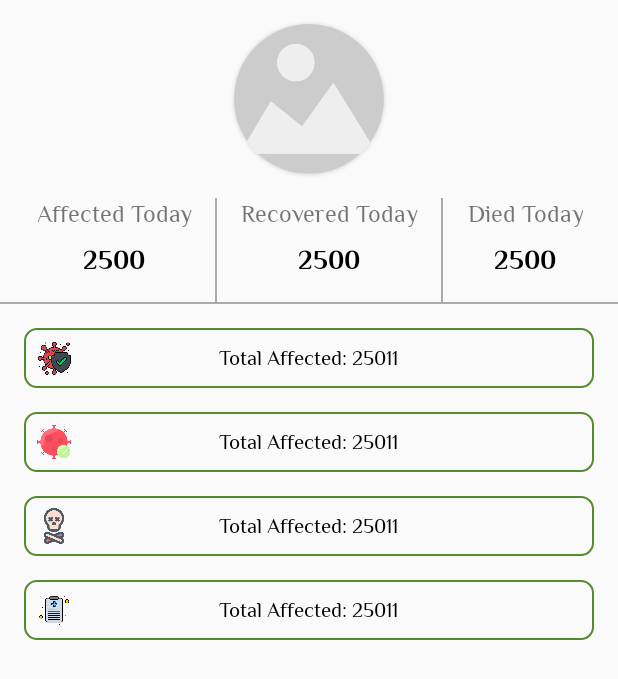
After one commit to saifsiddiquee/Corona-Tracker, an Android app: the layout activity_country_details.xml on its own in the app's theme, with its tools: preview values and no code run, on a phone screen of 412 x 824 dp. The commit adds this screen. Shown: the top 679 px of the screen. Run offline under Robolectric (Android 15) with nearby library versions, the phone set to English and light mode, and no system bars.

Commit message:
details page added

```diff
--- a/app/src/main/AndroidManifest.xml
+++ b/app/src/main/AndroidManifest.xml
@@ -11,6 +11,7 @@
         android:roundIcon="@mipmap/ic_launcher_round"
         android:supportsRtl="true"
         android:theme="@style/AppTheme">
+        <activity android:name=".ui.CountryDetailsActivity"></activity>
         <activity android:name=".ui.AllCountryActivity" />
         <activity android:name=".MainActivity">
             <intent-filter>
--- a/app/src/main/java/com/saif/coronatracker/MainActivity.java
+++ b/app/src/main/java/com/saif/coronatracker/MainActivity.java
@@ -46,13 +46,13 @@ public class MainActivity extends AppCompatActivity {
         }
 
         customProgress = CustomProgressDialog.getInstance();
-        customProgress.showProgress(MainActivity.this, "Please Wait", false);
+        customProgress.showProgress(MainActivity.this, "Please Wait...", false);
         getGlobalStats();
 
         bindingMainActivity.swipeRefresh.setOnRefreshListener(() -> mActivity.runOnUiThread(() -> {
             bindingMainActivity.mainHolder.setVisibility(View.GONE);
             customProgress = CustomProgressDialog.getInstance();
-            customProgress.showProgress(MainActivity.this, "Fetching Data", false);
+            customProgress.showProgress(MainActivity.this, "Fetching Data...", false);
             new Handler().postDelayed(() -> {
                 getGlobalStats();
                 bindingMainActivity.swipeRefresh.setRefreshing(false);
--- a/app/src/main/java/com/saif/coronatracker/adapters/CountryAdapter.java
+++ b/app/src/main/java/com/saif/coronatracker/adapters/CountryAdapter.java
@@ -19,6 +19,7 @@ import com.saif.coronatracker.R;
 import com.saif.coronatracker.models.CountriesResponse;
 import com.saif.coronatracker.restService.ApiClients;
 import com.saif.coronatracker.restService.ApiInterfaces;
+import com.saif.coronatracker.ui.CountryDetailsActivity;
 import com.squareup.picasso.Picasso;
 
 import java.util.ArrayList;
@@ -122,12 +123,13 @@ public class CountryAdapter extends RecyclerView.Adapter<CountryAdapter.CountryH
                         //System.out.println("response size : "+responseList.size());
 
 
-                        /*Intent intent = new Intent(view.getContext(), DetailActivity.class);
+                        Intent intent = new Intent(view.getContext(), CountryDetailsActivity.class);
 
                         if (response.body() != null) {
                             intent.putExtra("country", response.body().getCountry());
                             intent.putExtra("todayCase", response.body().getTodayCases());
                             intent.putExtra("todayDeath", response.body().getTodayDeaths());
+                            intent.putExtra("todayRecovered", response.body().getTodayRecovered());
                             intent.putExtra("flag", response.body().getCountryInfo().getFlag());
                             intent.putExtra("cases", response.body().getCases());
                             intent.putExtra("deaths", response.body().getDeaths());
@@ -135,7 +137,7 @@ public class CountryAdapter extends RecyclerView.Adapter<CountryAdapter.CountryH
                             intent.putExtra("recovered", response.body().getRecovered());
                         }
 
-                        view.getContext().startActivity(intent);*/
+                        view.getContext().startActivity(intent);
 
                     }
 
--- a/app/src/main/java/com/saif/coronatracker/constants/FontNames.java
+++ b/app/src/main/java/com/saif/coronatracker/constants/FontNames.java
@@ -5,9 +5,9 @@ package com.saif.coronatracker.constants;
  */
 
 public class FontNames {
-    public String APP_REGULAR = "fonts/k2d_regular.ttf";
-    public String APP_BOLD = "fonts/k2d_extra_bold.ttf";
+    public String APP_REGULAR = "fonts/philosopher_regular.ttf";
+    public String APP_BOLD = "fonts/philosopher_bold.ttf";
     public String APP_SEMI_BOLD = "fonts/k2d_semi_bold.ttf";
-    public String APP_ITALIC = "fonts/k2d_italic.ttf";
+    public String APP_ITALIC = "fonts/philosopher_italic.ttf";
 
 }
--- a/app/src/main/java/com/saif/coronatracker/models/CountriesResponse.java
+++ b/app/src/main/java/com/saif/coronatracker/models/CountriesResponse.java
@@ -14,7 +14,15 @@ public class CountriesResponse {
     private String todayCases;
     private String todayDeaths;
     private String tests;
+    private String todayRecovered;
 
+    public String getTodayRecovered() {
+        return todayRecovered;
+    }
+
+    public void setTodayRecovered(String todayRecovered) {
+        this.todayRecovered = todayRecovered;
+    }
 
     public String getCountry() {
         return country;
--- a/app/src/main/java/com/saif/coronatracker/ui/AllCountryActivity.java
+++ b/app/src/main/java/com/saif/coronatracker/ui/AllCountryActivity.java
@@ -28,6 +28,8 @@ import com.saif.coronatracker.helpers.Methods;
 import com.saif.coronatracker.models.CountriesResponse;
 import com.saif.coronatracker.restService.ApiClients;
 import com.saif.coronatracker.restService.ApiInterfaces;
+
+import org.jetbrains.annotations.NotNull;
 
 import java.util.ArrayList;
 import java.util.List;
@@ -79,7 +81,7 @@ public class AllCountryActivity extends AppCompatActivity {
         Call<List<CountriesResponse>> call = coronaService.getCountries();
         call.enqueue(new Callback<List<CountriesResponse>>() {
             @Override
-            public void onResponse(Call<List<CountriesResponse>> call, Response<List<CountriesResponse>> response) {
+            public void onResponse(@NotNull Call<List<CountriesResponse>> call, @NotNull Response<List<CountriesResponse>> response) {
                 countriesResponseList = response.body();
                 if (countriesResponseList != null) {
                     for (CountriesResponse countriesResponse : countriesResponseList) {
@@ -93,7 +95,7 @@ public class AllCountryActivity extends AppCompatActivity {
             }
 
             @Override
-            public void onFailure(Call<List<CountriesResponse>> call, Throwable t) {
+            public void onFailure(@NotNull Call<List<CountriesResponse>> call, @NotNull Throwable t) {
                 customProgress.hideProgress();
                 Log.d("Error", t.getMessage());
             }
--- /dev/null
+++ b/app/src/main/java/com/saif/coronatracker/ui/CountryDetailsActivity.java
@@ -0,0 +1,85 @@
+package com.saif.coronatracker.ui;
+
+import androidx.appcompat.app.AppCompatActivity;
+
+import android.annotation.SuppressLint;
+import android.app.Activity;
+import android.os.Bundle;
+import android.view.MenuItem;
+import android.view.View;
+
+import com.saif.coronatracker.R;
+import com.saif.coronatracker.databinding.ActivityCountryDetailsBinding;
+import com.saif.coronatracker.helpers.Methods;
+import com.squareup.picasso.Picasso;
+
+public class CountryDetailsActivity extends AppCompatActivity {
+
+    private ActivityCountryDetailsBinding bindingCountryDetails;
+    private Activity mActivity;
+    private Methods methods;
+
+    @Override
+    protected void onCreate(Bundle savedInstanceState) {
+        super.onCreate(savedInstanceState);
+        bindingCountryDetails = ActivityCountryDetailsBinding.inflate(getLayoutInflater());
+        View view = bindingCountryDetails.getRoot();
+        setContentView(view);
+
+        mActivity = CountryDetailsActivity.this;
+        methods = new Methods(mActivity);
+        setData();
+
+        if (getSupportActionBar() != null) {
+            getSupportActionBar().setDisplayHomeAsUpEnabled(true);
+            getSupportActionBar().setHomeAsUpIndicator(R.drawable.ic_arrow_back);
+        }
+    }
+
+    @SuppressLint("SetTextI18n")
+    private void setData() {
+        String countryName = getIntent().getStringExtra("country");
+        String todayCase = getIntent().getStringExtra("todayCase");
+        String todayDeath = getIntent().getStringExtra("todayDeath");
+        String totalCases = getIntent().getStringExtra("cases");
+        String totalDeaths = getIntent().getStringExtra("deaths");
+        String totalTests = getIntent().getStringExtra("tests");
+        String totalRecovered = getIntent().getStringExtra("recovered");
+        String todayRecovered = getIntent().getStringExtra("todayRecovered");
+
+        methods.changeActionBarFont(countryName);
+
+        bindingCountryDetails.tvToday.setText(todayCase);
+        bindingCountryDetails.tvTodayDeath.setText(todayDeath);
+        bindingCountryDetails.tvTodayRecovered.setText(todayRecovered);
+
+        bindingCountryDetails.tvTotalCase.setText("Total Affected: " + totalCases);
+        bindingCountryDetails.tvTotalDied.setText("Total Died: " + totalDeaths);
+        bindingCountryDetails.tvTotalRecovered.setText("Total Recovered: " + totalRecovered);
+        bindingCountryDetails.tvTotalTest.setText("Total Tests: " + totalTests);
+
+        Picasso.get().load(getIntent().getStringExtra("flag"))
+                .error(R.drawable.placeholder)
+                .placeholder(R.drawable.placeholder)
+                .into(bindingCountryDetails.ivCountryPoster, new com.squareup.picasso.Callback() {
+                    @Override
+                    public void onSuccess() {
+                        bindingCountryDetails.ivCountryPoster.setAlpha(0f);
+                        bindingCountryDetails.ivCountryPoster.animate().setDuration(800).alpha(1f).start();
+                    }
+
+                    @Override
+                    public void onError(Exception e) {
+                    }
+                });
+    }
+
+    @Override
+    public boolean onOptionsItemSelected(MenuItem item) {
+        int id = item.getItemId();
+        if (id == android.R.id.home) {
+            finish();
+        }
+        return super.onOptionsItemSelected(item);
+    }
+}
--- /dev/null
+++ b/app/src/main/res/drawable-v24/box_shape.xml
@@ -0,0 +1,9 @@
+<?xml version="1.0" encoding="utf-8"?>
+<shape xmlns:android="http://schemas.android.com/apk/res/android"
+    android:shape="rectangle">
+    <corners android:radius="8dp" />
+
+    <stroke
+        android:width="1dp"
+        android:color="@color/colorAccent" />
+</shape>
--- /dev/null
+++ b/app/src/main/res/layout/activity_country_details.xml
@@ -0,0 +1,289 @@
+<?xml version="1.0" encoding="utf-8"?>
+<androidx.constraintlayout.widget.ConstraintLayout xmlns:android="http://schemas.android.com/apk/res/android"
+    xmlns:app="http://schemas.android.com/apk/res-auto"
+    xmlns:tools="http://schemas.android.com/tools"
+    android:layout_width="match_parent"
+    android:layout_height="match_parent"
+    tools:context=".ui.CountryDetailsActivity">
+
+    <androidx.cardview.widget.CardView
+        android:id="@+id/card_image"
+        android:layout_width="wrap_content"
+        android:layout_height="wrap_content"
+        android:layout_marginStart="16dp"
+        android:layout_marginTop="16dp"
+        android:layout_marginEnd="16dp"
+        android:clipToPadding="true"
+        android:innerRadius="0dp"
+        android:shape="ring"
+        app:cardCornerRadius="50dp"
+        app:cardUseCompatPadding="false"
+        app:layout_constraintEnd_toEndOf="parent"
+        app:layout_constraintStart_toStartOf="parent"
+        app:layout_constraintTop_toTopOf="parent">
+
+        <ImageView
+            android:id="@+id/ivCountryPoster"
+            android:layout_width="100dp"
+            android:layout_height="100dp"
+            android:scaleType="centerCrop"
+            android:src="@drawable/placeholder" />
+
+    </androidx.cardview.widget.CardView>
+
+    <com.saif.coronatracker.customs.TextViewRegular
+        android:id="@+id/textViewRegular"
+        android:layout_width="wrap_content"
+        android:layout_height="wrap_content"
+        android:layout_marginStart="8dp"
+        android:layout_marginTop="16dp"
+        android:text="Affected Today"
+        android:textAlignment="center"
+        android:textSize="@dimen/size_body"
+        app:layout_constraintEnd_toStartOf="@+id/view"
+        app:layout_constraintHorizontal_bias="0.5"
+        app:layout_constraintHorizontal_weight="1"
+        app:layout_constraintStart_toStartOf="parent"
+        app:layout_constraintTop_toBottomOf="@+id/card_image" />
+
+    <View
+        android:id="@+id/view"
+        android:layout_width="1dp"
+        android:layout_height="0dp"
+        android:background="@android:color/darker_gray"
+        app:layout_constraintBottom_toTopOf="@+id/view3"
+        app:layout_constraintEnd_toStartOf="@+id/textViewRegular2"
+        app:layout_constraintHorizontal_bias="0.5"
+        app:layout_constraintStart_toEndOf="@+id/textViewRegular"
+        app:layout_constraintTop_toTopOf="@+id/textViewRegular" />
+
+    <View
+        android:id="@+id/view2"
+        android:layout_width="1dp"
+        android:layout_height="0dp"
+        android:background="@android:color/darker_gray"
+        app:layout_constraintBottom_toTopOf="@+id/view3"
+        app:layout_constraintEnd_toStartOf="@+id/textViewRegular3"
+        app:layout_constraintHorizontal_bias="0.5"
+        app:layout_constraintStart_toEndOf="@+id/textViewRegular2"
+        app:layout_constraintTop_toTopOf="@+id/textViewRegular3" />
+
+
+    <com.saif.coronatracker.customs.TextViewRegular
+        android:id="@+id/textViewRegular2"
+        android:layout_width="wrap_content"
+        android:layout_height="wrap_content"
+        android:layout_marginTop="16dp"
+        android:text="Recovered Today"
+        android:textAlignment="center"
+        android:textSize="@dimen/size_body"
+        app:layout_constraintEnd_toStartOf="@+id/view2"
+        app:layout_constraintHorizontal_bias="0.5"
+        app:layout_constraintHorizontal_weight="1"
+        app:layout_constraintStart_toEndOf="@+id/view"
+        app:layout_constraintTop_toBottomOf="@+id/card_image" />
+
+    <com.saif.coronatracker.customs.TextViewRegular
+        android:id="@+id/textViewRegular3"
+        android:layout_width="wrap_content"
+        android:layout_height="wrap_content"
+        android:layout_marginTop="16dp"
+        android:layout_marginEnd="8dp"
+        android:text="Died Today"
+        android:textAlignment="center"
+        android:textSize="@dimen/size_body"
+        app:layout_constraintEnd_toEndOf="parent"
+        app:layout_constraintHorizontal_bias="0.5"
+        app:layout_constraintHorizontal_weight="1"
+        app:layout_constraintStart_toEndOf="@+id/view2"
+        app:layout_constraintTop_toBottomOf="@+id/card_image" />
+
+    <com.saif.coronatracker.customs.TextViewBold
+        android:id="@+id/tvToday"
+        android:layout_width="0dp"
+        android:layout_height="wrap_content"
+        android:layout_marginTop="8dp"
+        android:text="2500"
+        android:textAlignment="center"
+        android:textColor="@color/colorTextSecondary"
+        android:textSize="@dimen/size_title"
+        app:layout_constraintEnd_toEndOf="@+id/textViewRegular"
+        app:layout_constraintStart_toStartOf="@+id/textViewRegular"
+        app:layout_constraintTop_toBottomOf="@+id/textViewRegular" />
+
+    <com.saif.coronatracker.customs.TextViewBold
+        android:id="@+id/tvTodayRecovered"
+        android:layout_width="0dp"
+        android:layout_height="wrap_content"
+        android:layout_marginTop="8dp"
+        android:text="2500"
+        android:textAlignment="center"
+        android:textColor="@color/colorTextSecondary"
+        android:textSize="@dimen/size_title"
+        app:layout_constraintEnd_toEndOf="@+id/textViewRegular2"
+        app:layout_constraintStart_toStartOf="@+id/textViewRegular2"
+        app:layout_constraintTop_toBottomOf="@+id/textViewRegular2" />
+
+    <com.saif.coronatracker.customs.TextViewBold
+        android:id="@+id/tvTodayDeath"
+        android:layout_width="0dp"
+        android:layout_height="wrap_content"
+        android:layout_marginTop="8dp"
+        android:text="2500"
+        android:textAlignment="center"
+        android:textColor="@color/colorTextSecondary"
+        android:textSize="@dimen/size_title"
+        app:layout_constraintEnd_toEndOf="@+id/textViewRegular3"
+        app:layout_constraintStart_toStartOf="@+id/textViewRegular3"
+        app:layout_constraintTop_toBottomOf="@+id/textViewRegular3" />
+
+    <View
+        android:id="@+id/view3"
+        android:layout_width="match_parent"
+        android:layout_height="1dp"
+        android:layout_marginTop="16dp"
+        android:background="@android:color/darker_gray"
+        app:layout_constraintEnd_toEndOf="parent"
+        app:layout_constraintStart_toStartOf="parent"
+        app:layout_constraintTop_toBottomOf="@+id/tvTodayRecovered" />
+
+    <RelativeLayout
+        android:id="@+id/linearLayout"
+        android:layout_width="match_parent"
+        android:layout_height="wrap_content"
+        android:layout_marginStart="16dp"
+        android:layout_marginTop="16dp"
+        android:layout_marginEnd="16dp"
+        android:background="@drawable/box_shape"
+        android:gravity="center_vertical"
+        android:orientation="horizontal"
+        android:padding="8dp"
+        app:layout_constraintEnd_toEndOf="parent"
+        app:layout_constraintStart_toStartOf="parent"
+        app:layout_constraintTop_toBottomOf="@+id/view3">
+
+        <ImageView
+            android:layout_width="24dp"
+            android:layout_height="24dp"
+            android:layout_alignParentStart="true"
+            android:layout_centerVertical="true"
+            android:scaleType="centerCrop"
+            android:src="@drawable/icon_pos" />
+
+        <com.saif.coronatracker.customs.TextViewRegular
+            android:id="@+id/tvTotalCase"
+            android:layout_width="wrap_content"
+            android:layout_height="wrap_content"
+            android:layout_centerInParent="true"
+            android:layout_marginStart="8dp"
+            android:text="Total Affected: 25011"
+            android:textColor="@color/colorTextSecondary" />
+
+    </RelativeLayout>
+
+    <RelativeLayout
+        android:id="@+id/linearLayout2"
+        android:layout_width="match_parent"
+        android:layout_height="wrap_content"
+        android:layout_marginStart="16dp"
+        android:layout_marginTop="16dp"
+        android:layout_marginEnd="16dp"
+        android:background="@drawable/box_shape"
+        android:gravity="center_vertical"
+        android:orientation="horizontal"
+        android:padding="8dp"
+        app:layout_constraintEnd_toEndOf="parent"
+        app:layout_constraintHorizontal_bias="1.0"
+        app:layout_constraintStart_toStartOf="parent"
+        app:layout_constraintTop_toBottomOf="@+id/linearLayout">
+
+        <ImageView
+            android:layout_width="24dp"
+            android:layout_height="24dp"
+            android:layout_alignParentStart="true"
+            android:layout_centerVertical="true"
+            android:scaleType="centerCrop"
+            android:src="@drawable/icon_recovered" />
+
+        <com.saif.coronatracker.customs.TextViewRegular
+            android:id="@+id/tvTotalRecovered"
+            android:layout_width="wrap_content"
+            android:layout_height="wrap_content"
+            android:layout_centerInParent="true"
+            android:layout_marginStart="8dp"
+            android:text="Total Affected: 25011"
+            android:textColor="@color/colorTextSecondary" />
+
+    </RelativeLayout>
+
+    <RelativeLayout
+        android:id="@+id/relativeLayout"
+        android:layout_width="match_parent"
+        android:layout_height="wrap_content"
+        android:layout_marginStart="16dp"
+        android:layout_marginTop="16dp"
+        android:layout_marginEnd="16dp"
+        android:background="@drawable/box_shape"
+        android:gravity="center_vertical"
+        android:orientation="horizontal"
+        android:padding="8dp"
+        app:layout_constraintEnd_toEndOf="parent"
+        app:layout_constraintHorizontal_bias="0.0"
+        app:layout_constraintStart_toStartOf="parent"
+        app:layout_constraintTop_toBottomOf="@+id/linearLayout2">
+
+        <ImageView
+            android:layout_width="24dp"
+            android:layout_height="24dp"
+            android:layout_alignParentStart="true"
+            android:layout_centerVertical="true"
+            android:scaleType="centerCrop"
+            android:src="@drawable/icon_death" />
+
+        <com.saif.coronatracker.customs.TextViewRegular
+            android:id="@+id/tvTotalDied"
+            android:layout_width="wrap_content"
+            android:layout_height="wrap_content"
+            android:layout_centerInParent="true"
+            android:layout_marginStart="8dp"
+            android:text="Total Affected: 25011"
+            android:textColor="@color/colorTextSecondary" />
+
+    </RelativeLayout>
+
+    <RelativeLayout
+        android:layout_width="match_parent"
+        android:layout_height="wrap_content"
+        android:layout_marginStart="16dp"
+        android:layout_marginTop="16dp"
+        android:layout_marginEnd="16dp"
+        android:background="@drawable/box_shape"
+        android:gravity="center_vertical"
+        android:orientation="horizontal"
+        android:padding="8dp"
+        app:layout_constraintEnd_toEndOf="parent"
+        app:layout_constraintHorizontal_bias="0.0"
+        app:layout_constraintStart_toStartOf="parent"
+        app:layout_constraintTop_toBottomOf="@+id/relativeLayout">
+
+        <ImageView
+            android:layout_width="24dp"
+            android:layout_height="24dp"
+            android:layout_alignParentStart="true"
+            android:layout_centerVertical="true"
+            android:scaleType="centerCrop"
+            android:src="@drawable/icon_test" />
+
+        <com.saif.coronatracker.customs.TextViewRegular
+            android:id="@+id/tvTotalTest"
+            android:layout_width="wrap_content"
+            android:layout_height="wrap_content"
+            android:layout_centerInParent="true"
+            android:layout_marginStart="8dp"
+            android:text="Total Affected: 25011"
+            android:textColor="@color/colorTextSecondary" />
+
+    </RelativeLayout>
+
+
+</androidx.constraintlayout.widget.ConstraintLayout>
--- a/app/src/main/res/layout/country_row.xml
+++ b/app/src/main/res/layout/country_row.xml
@@ -6,10 +6,11 @@
     android:layout_width="match_parent"
     android:layout_height="wrap_content"
     android:layout_marginStart="8dp"
+    android:layout_marginTop="8dp"
     android:layout_marginEnd="8dp"
-    android:layout_marginTop="8dp"
     android:background="@android:color/white"
     android:elevation="4dp"
+    android:foreground="?selectableItemBackground"
     android:orientation="horizontal"
     app:cardCornerRadius="8dp"
     app:cardUseCompatPadding="false">
@@ -22,10 +23,11 @@
             android:id="@+id/card_image"
             android:layout_width="wrap_content"
             android:layout_height="wrap_content"
-            android:layout_marginStart="12dp"
+            android:layout_marginStart="8dp"
             android:layout_marginTop="8dp"
             android:layout_marginBottom="8dp"
             android:clipToPadding="true"
+            android:innerRadius="0dp"
             app:cardCornerRadius="8dp"
             app:cardUseCompatPadding="false"
             app:layout_constraintBottom_toBottomOf="parent"
@@ -47,12 +49,11 @@
             android:layout_width="wrap_content"
             android:layout_height="wrap_content"
             android:layout_marginStart="8dp"
-            android:layout_marginTop="8dp"
             android:text="Bangladesh"
             android:textColor="@color/colorTextSecondary"
             android:textSize="@dimen/size_title"
             app:layout_constraintStart_toEndOf="@+id/card_image"
-            app:layout_constraintTop_toTopOf="parent" />
+            app:layout_constraintTop_toTopOf="@+id/card_image" />
 
         <com.saif.coronatracker.customs.TextViewRegular
             android:id="@+id/tvCases"
```
Also changed, not shown: app/src/main/assets/fonts/philosopher_bold.ttf (added), app/src/main/assets/fonts/philosopher_italic.ttf (added), app/src/main/assets/fonts/philosopher_regular.ttf (added), app/src/main/res/drawable/icon_death.png (added), app/src/main/res/drawable/icon_pos.png (added), app/src/main/res/drawable/icon_recovered.png (added), app/src/main/res/drawable/icon_test.png (added).
